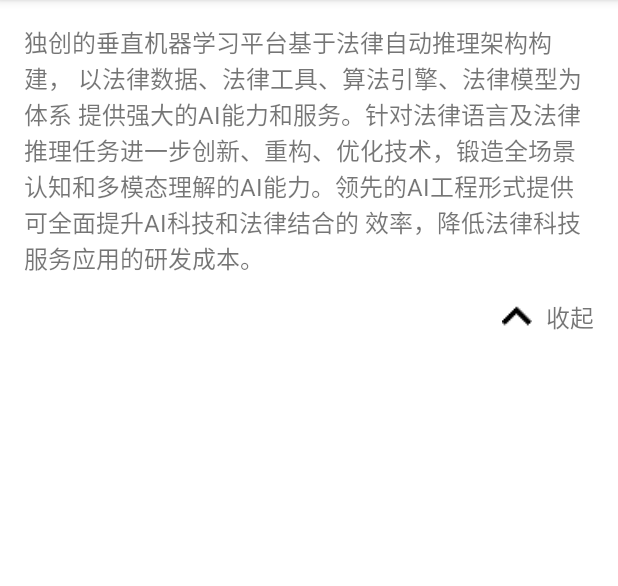
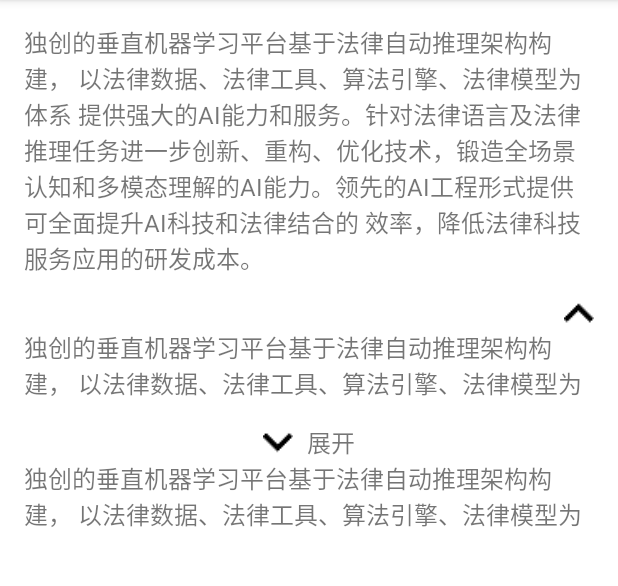
Before and after one commit to U2tzJTNE/ExpandableTextView, an Android app: the screen it shows after launch (MainActivity), after a tap on "独创的垂直机器学习平台基于法律自动推理架构构建， 以法律数据、法律工具、算法引擎", on a phone screen of 412 x 824 dp, the part 84-670 px from its top. Run offline under Robolectric (Android 15) with nearby library versions, the phone set to English and light mode, and no system bars.

Commit message:
完善demo

```diff
--- a/app/build.gradle
+++ b/app/build.gradle
@@ -27,9 +27,7 @@ android {
 }
 
 dependencies {
-
-    implementation 'androidx.appcompat:appcompat:1.2.0'
-    implementation 'com.google.android.material:material:1.2.1'
-    implementation 'androidx.constraintlayout:constraintlayout:2.0.1'
+    implementation 'androidx.appcompat:appcompat:1.3.1'
+    implementation 'com.google.android.material:material:1.4.0'
     implementation project(path: ':library')
 }
--- a/app/src/main/java/com/u2tzjtne/expandabletextview/demo/MainActivity.java
+++ b/app/src/main/java/com/u2tzjtne/expandabletextview/demo/MainActivity.java
@@ -8,12 +8,16 @@ import com.u2tzjtne.expandabletextview.ExpandableTextView;
 
 public class MainActivity extends AppCompatActivity {
 
-    ExpandableTextView expandableTextView;
+    ExpandableTextView expandableTextView_1,expandableTextView_2,expandableTextView_3;
     @Override
     protected void onCreate(Bundle savedInstanceState) {
         super.onCreate(savedInstanceState);
         setContentView(R.layout.activity_main);
-        expandableTextView = findViewById(R.id.expand_text_view);
-        expandableTextView.setText("独创的垂直机器学习平台基于法律自动推理架构构建， 以法律数据、法律工具、算法引擎、法律模型为体系 提供强大的AI能力和服务。针对法律语言及法律推理任务进一步创新、重构、优化技术，锻造全场景认知和多模态理解的AI能力。领先的AI工程形式提供可全面提升AI科技和法律结合的 效率，降低法律科技服务应用的研发成本。");
+        expandableTextView_1 = findViewById(R.id.expand_text_view_1);
+        expandableTextView_2 = findViewById(R.id.expand_text_view_2);
+        expandableTextView_3 = findViewById(R.id.expand_text_view_3);
+        expandableTextView_1.setText("独创的垂直机器学习平台基于法律自动推理架构构建， 以法律数据、法律工具、算法引擎、法律模型为体系 提供强大的AI能力和服务。针对法律语言及法律推理任务进一步创新、重构、优化技术，锻造全场景认知和多模态理解的AI能力。领先的AI工程形式提供可全面提升AI科技和法律结合的 效率，降低法律科技服务应用的研发成本。");
+        expandableTextView_2.setText("独创的垂直机器学习平台基于法律自动推理架构构建， 以法律数据、法律工具、算法引擎、法律模型为体系 提供强大的AI能力和服务。针对法律语言及法律推理任务进一步创新、重构、优化技术，锻造全场景认知和多模态理解的AI能力。领先的AI工程形式提供可全面提升AI科技和法律结合的 效率，降低法律科技服务应用的研发成本。");
+        expandableTextView_3.setText("独创的垂直机器学习平台基于法律自动推理架构构建， 以法律数据、法律工具、算法引擎、法律模型为体系 提供强大的AI能力和服务。针对法律语言及法律推理任务进一步创新、重构、优化技术，锻造全场景认知和多模态理解的AI能力。领先的AI工程形式提供可全面提升AI科技和法律结合的 效率，降低法律科技服务应用的研发成本。");
     }
 }
--- a/app/src/main/res/layout/activity_main.xml
+++ b/app/src/main/res/layout/activity_main.xml
@@ -9,7 +9,44 @@
     tools:context=".MainActivity">
 
     <com.u2tzjtne.expandabletextview.ExpandableTextView
-        android:id="@+id/expand_text_view"
+        android:id="@+id/expand_text_view_1"
+        android:layout_width="match_parent"
+        android:layout_height="wrap_content"
+        android:orientation="vertical"
+        expandableTextView:animDuration="200"
+        expandableTextView:collapseIndicatorImage="@drawable/ic_expand_less"
+        expandableTextView:expandIndicatorImage="@drawable/ic_expand_more"
+        expandableTextView:expandToggleType="Image"
+        expandableTextView:maxCollapsedLines="2">
+
+        <TextView
+            android:id="@id/expandable_text"
+            android:layout_width="match_parent"
+            android:layout_height="wrap_content"
+            android:background="@null"
+            android:textSize="16sp" />
+
+        <LinearLayout
+            android:layout_width="wrap_content"
+            android:layout_height="wrap_content"
+            android:layout_gravity="end|bottom"
+            android:layout_marginTop="15dp"
+            android:gravity="center_vertical"
+            android:orientation="horizontal">
+
+            <ImageButton
+                android:id="@id/expand_collapse_image"
+                android:layout_width="20dp"
+                android:layout_height="20dp"
+                android:background="@android:color/transparent"
+                android:scaleType="fitXY" />
+
+        </LinearLayout>
+
+    </com.u2tzjtne.expandabletextview.ExpandableTextView>
+
+    <com.u2tzjtne.expandabletextview.ExpandableTextView
+        android:id="@+id/expand_text_view_3"
         android:layout_width="match_parent"
         android:layout_height="wrap_content"
         android:orientation="vertical"
@@ -17,7 +54,7 @@
         expandableTextView:collapseIndicatorImage="@drawable/ic_expand_less"
         expandableTextView:collapseIndicatorText="收起"
         expandableTextView:expandIndicatorImage="@drawable/ic_expand_more"
-        expandableTextView:expandIndicatorText="查看完整回答"
+        expandableTextView:expandIndicatorText="展开"
         expandableTextView:expandToggleType="ImageAndText"
         expandableTextView:maxCollapsedLines="2">
 
@@ -29,11 +66,11 @@
             android:textSize="16sp" />
 
         <LinearLayout
-            android:layout_marginTop="15dp"
             android:id="@+id/expand_collapse_layout"
             android:layout_width="wrap_content"
             android:layout_height="wrap_content"
-            android:layout_gravity="end|bottom"
+            android:layout_gravity="center"
+            android:layout_marginTop="15dp"
             android:gravity="center_vertical"
             android:orientation="horizontal">
 
@@ -53,5 +90,44 @@
                 android:textSize="16sp" />
 
         </LinearLayout>
+
     </com.u2tzjtne.expandabletextview.ExpandableTextView>
+
+    <com.u2tzjtne.expandabletextview.ExpandableTextView
+        android:id="@+id/expand_text_view_2"
+        android:layout_width="match_parent"
+        android:layout_height="wrap_content"
+        android:orientation="vertical"
+        expandableTextView:animDuration="200"
+        expandableTextView:collapseIndicatorText="收起"
+        expandableTextView:expandIndicatorText="展开"
+        expandableTextView:expandToggleType="Text"
+        expandableTextView:maxCollapsedLines="2">
+
+        <TextView
+            android:id="@id/expandable_text"
+            android:layout_width="match_parent"
+            android:layout_height="wrap_content"
+            android:background="@null"
+            android:textSize="16sp" />
+
+        <LinearLayout
+            android:layout_width="wrap_content"
+            android:layout_height="wrap_content"
+            android:layout_marginTop="15dp"
+            android:gravity="center_vertical"
+            android:orientation="horizontal">
+
+            <TextView
+                android:id="@id/expand_collapse_text"
+                android:layout_width="wrap_content"
+                android:layout_height="wrap_content"
+                android:layout_marginStart="9dp"
+                android:text="展开"
+                android:textSize="16sp" />
+
+        </LinearLayout>
+
+    </com.u2tzjtne.expandabletextview.ExpandableTextView>
+
 </LinearLayout>
--- a/build.gradle
+++ b/build.gradle
@@ -1,14 +1,10 @@
-// Top-level build file where you can add configuration options common to all sub-projects/modules.
 buildscript {
     repositories {
         google()
         mavenCentral()
     }
     dependencies {
-        classpath "com.android.tools.build:gradle:4.2.1"
-
-        // NOTE: Do not place your application dependencies here; they belong
-        // in the individual module build.gradle files
+        classpath 'com.android.tools.build:gradle:7.0.0'
     }
 }
 
--- a/library/build.gradle
+++ b/library/build.gradle
@@ -1,5 +1,6 @@
 plugins {
     id 'com.android.library'
+    id 'maven-publish'
 }
 
 android {
@@ -9,8 +10,6 @@ android {
     defaultConfig {
         minSdkVersion 19
         targetSdkVersion 30
-        versionCode 1
-        versionName "1.0"
 
         consumerProguardFiles "consumer-rules.pro"
     }
@@ -28,6 +27,18 @@ android {
 }
 
 dependencies {
-    implementation 'androidx.appcompat:appcompat:1.2.0'
-    implementation 'com.google.android.material:material:1.2.1'
+    implementation 'androidx.appcompat:appcompat:1.3.1'
 }
+
+afterEvaluate {
+    publishing {
+        publications {
+            release(MavenPublication) {
+                from components.release
+                groupId = 'com.u2tzjtne'
+                artifactId = 'expandabletextview'
+                version = '1.0'
+            }
+        }
+    }
+}
--- a/library/src/main/res/values/attrs.xml
+++ b/library/src/main/res/values/attrs.xml
@@ -1,20 +1,25 @@
 <?xml version="1.0" encoding="utf-8"?>
 <resources>
     <declare-styleable name="ExpandableTextView">
-        <attr name="maxCollapsedLines" format="integer"/>
-        <attr name="animDuration" format="integer"/>
-        <attr name="animAlphaStart" format="float"/>
-        <attr name="expandIndicatorImage" format="reference"/>
-        <attr name="expandIndicatorText" format="string"/>
-        <attr name="collapseIndicatorImage" format="reference"/>
-        <attr name="collapseIndicatorText" format="string"/>
+        <attr name="maxCollapsedLines" format="integer" />
+        <attr name="animDuration" format="integer" />
+        <attr name="animAlphaStart" format="float" />
+
+        <attr name="expandIndicatorImage" format="reference" />
+        <attr name="collapseIndicatorImage" format="reference" />
+
+        <attr name="expandIndicatorText" format="string" />
+        <attr name="collapseIndicatorText" format="string" />
+
+        <attr name="expandToggleOnTextClick" format="boolean" />
+
         <attr name="expandToggleType" format="enum">
-            <enum name="Image" value="0"/>
-            <enum name="Text" value="1"/>
-            <enum name="ImageAndText" value="3"/>
+            <enum name="Image" value="0" />
+            <enum name="Text" value="1" />
+            <enum name="ImageAndText" value="3" />
         </attr>
-        <attr name="expandableTextId" format="reference"/>
-        <attr name="expandCollapseToggleId" format="reference"/>
-        <attr name="expandToggleOnTextClick" format="boolean"/>
+
+        <attr name="expandableTextId" format="reference" />
+        <attr name="expandCollapseToggleId" format="reference" />
     </declare-styleable>
 </resources>
--- a/library/src/main/res/values/ids.xml
+++ b/library/src/main/res/values/ids.xml
@@ -1,8 +1,7 @@
 <?xml version="1.0" encoding="utf-8"?>
 <resources>
-
-    <item type="id" name="expandable_text"/>
-    <item type="id" name="expand_collapse_image"/>
-    <item type="id" name="expand_collapse_text"/>
-    <item type="id" name="expand_collapse_layout"/>
+    <item name="expandable_text" type="id" />
+    <item name="expand_collapse_image" type="id" />
+    <item name="expand_collapse_text" type="id" />
+    <item name="expand_collapse_layout" type="id" />
 </resources>
```
Also changed, not shown: gradle/wrapper/gradle-wrapper.properties, 2 other files.
